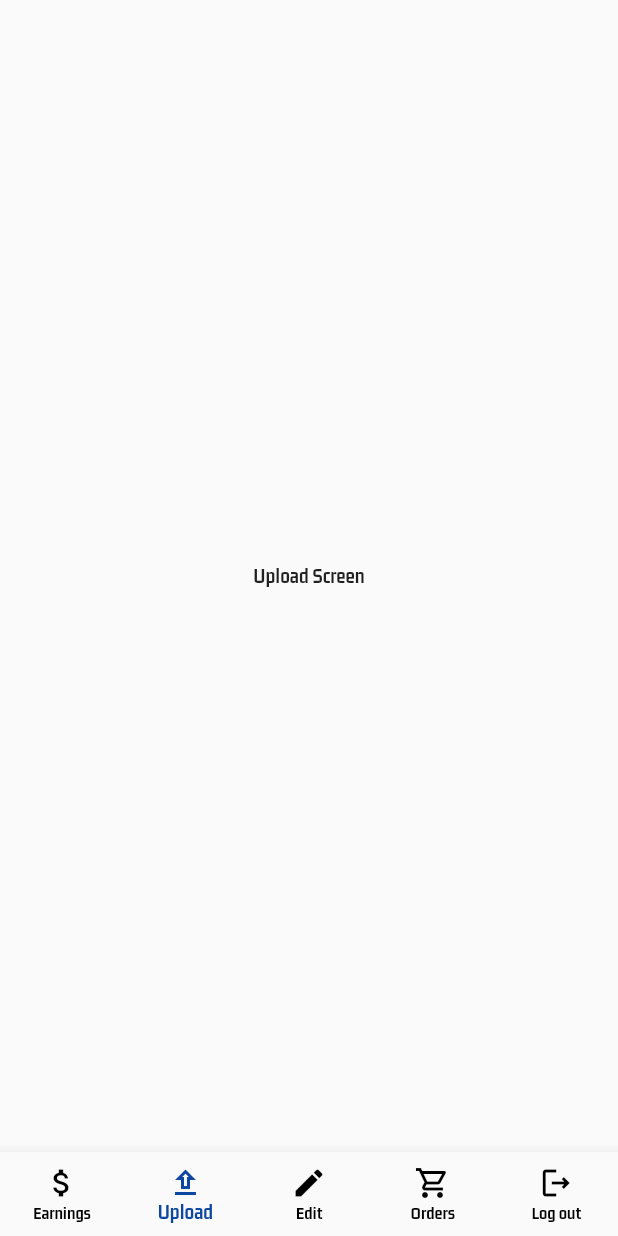
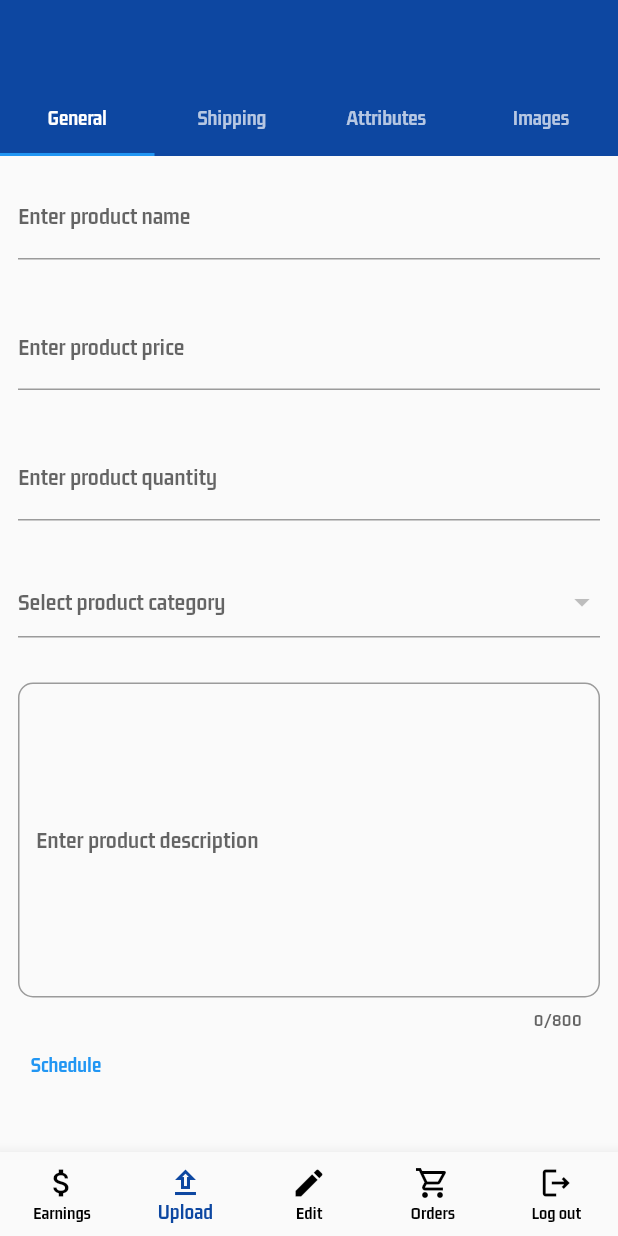
Before and after one commit to Franki124/multi_store, a Flutter app: the screen it shows after launch, item 2 of the bottom bar chosen, on a phone screen of 412 x 824 dp. Run offline on Flutter 3.47's test engine with Material 2 defaults, Android fonts, the phone set to English and light mode, and no system bars; our stand-ins replace cached_network_image, cloud_firestore, firebase_auth, firebase_core, firebase_storage, flutter_easyloading and 3 more; missing offline and left inert: country_state_city_picker, flutterfire_ui; accounts and stored records are empty.

Commit message:
Added different tabs for upload screen

```diff
--- a/lib/vendor/views/screens/upload_screen.dart
+++ b/lib/vendor/views/screens/upload_screen.dart
@@ -1,12 +1,35 @@
 import 'package:flutter/cupertino.dart';
+import 'package:flutter/material.dart';
+import 'package:multi_store/vendor/views/screens/upload_tab_screens/attributes_tab_screen.dart';
+import 'package:multi_store/vendor/views/screens/upload_tab_screens/general_tab_screen.dart';
+import 'package:multi_store/vendor/views/screens/upload_tab_screens/images_tab_screen.dart';
+import 'package:multi_store/vendor/views/screens/upload_tab_screens/shipping_tab_screen.dart';
 
 class UploadScreen extends StatelessWidget {
   const UploadScreen({Key? key}) : super(key: key);
 
   @override
   Widget build(BuildContext context) {
-    return Center(
-      child: Text("Upload Screen"),
+    return DefaultTabController(
+      length: 4,
+      child: Scaffold(
+        appBar: AppBar(
+          backgroundColor: Colors.blue.shade900,
+          elevation: 0,
+          bottom: TabBar(tabs: [
+            Tab(child: Text("General")),
+            Tab(child: Text("Shipping")),
+            Tab(child: Text("Attributes")),
+            Tab(child: Text("Images")),
+          ]),
+        ),
+        body: TabBarView(children: [
+          GeneralScreen(),
+          ShippingScreen(),
+          AttributesScreen(),
+          ImagesScreen(),
+        ]),
+      ),
     );
   }
 }
--- /dev/null
+++ b/lib/vendor/views/screens/upload_tab_screens/attributes_tab_screen.dart
@@ -0,0 +1,10 @@
+import 'package:flutter/material.dart';
+
+class AttributesScreen extends StatelessWidget {
+  const AttributesScreen({Key? key}) : super(key: key);
+
+  @override
+  Widget build(BuildContext context) {
+    return Text("Attributes Screen");
+  }
+}
--- /dev/null
+++ b/lib/vendor/views/screens/upload_tab_screens/general_tab_screen.dart
@@ -0,0 +1,91 @@
+import 'package:cloud_firestore/cloud_firestore.dart';
+import 'package:flutter/material.dart';
+
+class GeneralScreen extends StatefulWidget {
+  @override
+  State<GeneralScreen> createState() => _GeneralScreenState();
+}
+
+class _GeneralScreenState extends State<GeneralScreen> {
+  final FirebaseFirestore _firestore = FirebaseFirestore.instance;
+  final List<String> _categoryList = [];
+
+  _getCategories() {
+    return _firestore
+        .collection("categories")
+        .get()
+        .then((QuerySnapshot querySnapshot) {
+      querySnapshot.docs.forEach((doc) {
+        setState(() {
+          _categoryList.add(doc["categoryName"]);
+        });
+      });
+    });
+  }
+
+  @override
+  void initState() {
+    _getCategories();
+    super.initState();
+  }
+
+  @override
+  Widget build(BuildContext context) {
+    return Scaffold(
+      body: Padding(
+        padding: const EdgeInsets.all(12.0),
+        child: SingleChildScrollView(
+          child: Column(
+            children: [
+              TextFormField(
+                decoration: InputDecoration(
+                  labelText: "Enter product name",
+                ),
+              ),
+              SizedBox(height: 30),
+              TextFormField(
+                decoration: InputDecoration(
+                  labelText: "Enter product price",
+                ),
+              ),
+              SizedBox(height: 30),
+              TextFormField(
+                decoration: InputDecoration(
+                  labelText: "Enter product quantity",
+                ),
+              ),
+              SizedBox(height: 30),
+              DropdownButtonFormField(
+                  hint: Text("Select product category"),
+                  items: _categoryList.map<DropdownMenuItem<String>>((e) {
+                    return DropdownMenuItem(value: e, child: Text(e));
+                  }).toList(),
+                  onChanged: (value) {}),
+              SizedBox(height: 30),
+              TextFormField(
+                maxLines: 10,
+                maxLength: 800,
+                decoration: InputDecoration(
+                  labelText: "Enter product description",
+                  border: OutlineInputBorder(
+                      borderRadius: BorderRadius.circular(10)),
+                ),
+              ),
+              Row(children: [
+                TextButton(
+                    onPressed: () {
+                      showDatePicker(
+                          context: context,
+                          initialDate: DateTime.now(),
+                          firstDate: DateTime.now(),
+                          lastDate: DateTime(5000));
+                    },
+                    child: Text("Schedule"))
+              ])
+            ],
+          ),
+        ),
+      ),
+    );
+  }
+}
--- /dev/null
+++ b/lib/vendor/views/screens/upload_tab_screens/images_tab_screen.dart
@@ -0,0 +1,10 @@
+import 'package:flutter/material.dart';
+
+class ImagesScreen extends StatelessWidget {
+  const ImagesScreen({Key? key}) : super(key: key);
+
+  @override
+  Widget build(BuildContext context) {
+    return Text("Images Screen");
+  }
+}
--- /dev/null
+++ b/lib/vendor/views/screens/upload_tab_screens/shipping_tab_screen.dart
@@ -0,0 +1,10 @@
+import 'package:flutter/material.dart';
+
+class ShippingScreen extends StatelessWidget {
+  const ShippingScreen({Key? key}) : super(key: key);
+
+  @override
+  Widget build(BuildContext context) {
+    return Text("Shipping Screen");
+  }
+}
--- a/pubspec.yaml
+++ b/pubspec.yaml
@@ -46,6 +46,7 @@ dependencies:
   flutterfire_ui: ^0.4.3+20
   country_state_city_picker: ^1.2.8
   flutter_easyloading: ^3.0.5
+  date_time_picker: ^2.1.0
 
 dev_dependencies:
   flutter_test:
```
Also changed, not shown: pubspec.lock.
